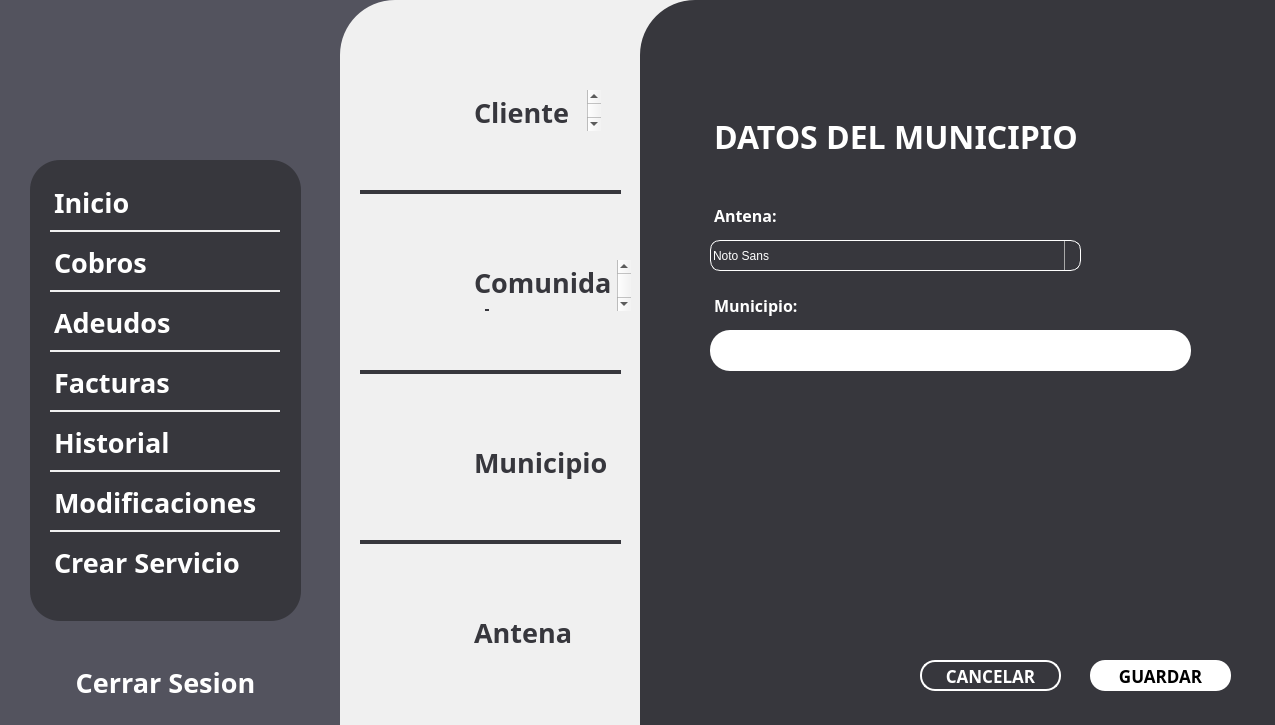
Qt form app/frontend/pantalla_crearS_municipio.ui (uRicardoCaballero/Radcomtest) before a commit.
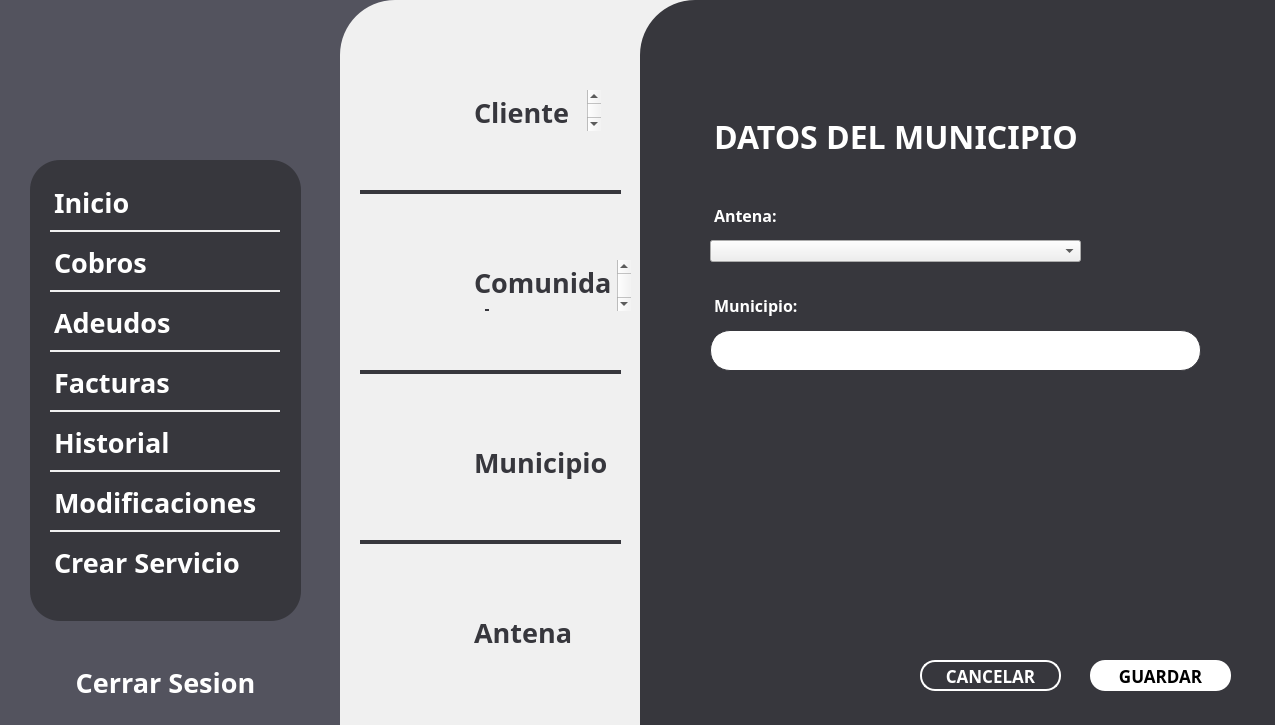
The same form after that commit. Icons and pictures are not drawn.

What changed in the file:
```diff
--- a/app/frontend/pantalla_crearS_municipio.ui
+++ b/app/frontend/pantalla_crearS_municipio.ui
@@ -243,50 +243,6 @@
 &lt;p style=&quot; margin-top:0px; margin-bottom:0px; margin-left:0px; margin-right:0px; -qt-block-indent:0; text-indent:0px;&quot;&gt;&lt;span style=&quot; font-size:12pt; font-weight:600;&quot;&gt;Antena:&lt;/span&gt;&lt;/p&gt;&lt;/body&gt;&lt;/html&gt;</string>
      </property>
     </widget>
-    <widget class="QTextBrowser" name="NombreComunidadHolder">
-     <property name="geometry">
-      <rect>
-       <x>70</x>
-       <y>330</y>
-       <width>481</width>
-       <height>41</height>
-      </rect>
-     </property>
-     <property name="sizePolicy">
-      <sizepolicy hsizetype="Expanding" vsizetype="Expanding">
-       <horstretch>0</horstretch>
-       <verstretch>0</verstretch>
-      </sizepolicy>
-     </property>
-     <property name="font">
-      <font>
-       <family>Montserrat</family>
-       <pointsize>5</pointsize>
-      </font>
-     </property>
-     <property name="toolTipDuration">
-      <number>-1</number>
-     </property>
-     <property name="autoFillBackground">
-      <bool>false</bool>
-     </property>
-     <property name="styleSheet">
-      <string notr="true">QTextBrowser {
-    background: #ffffff;  /* Quitar el fondo */
-	color:#FFFFFF;
-    border: none;             /* Quitar el borde */
-	margin: 0;                /* Eliminar márgenes */
-		 border-radius: 20px; 
-}</string>
-     </property>
-     <property name="html">
-      <string>&lt;!DOCTYPE HTML PUBLIC &quot;-//W3C//DTD HTML 4.0//EN&quot; &quot;http://www.w3.org/TR/REC-html40/strict.dtd&quot;&gt;
-&lt;html&gt;&lt;head&gt;&lt;meta name=&quot;qrichtext&quot; content=&quot;1&quot; /&gt;&lt;style type=&quot;text/css&quot;&gt;
-p, li { white-space: pre-wrap; }
-&lt;/style&gt;&lt;/head&gt;&lt;body style=&quot; font-family:'Montserrat'; font-size:5pt; font-weight:400; font-style:normal;&quot;&gt;
-&lt;p style=&quot;-qt-paragraph-type:empty; margin-top:0px; margin-bottom:0px; margin-left:0px; margin-right:0px; -qt-block-indent:0; text-indent:0px;&quot;&gt;&lt;br /&gt;&lt;/p&gt;&lt;/body&gt;&lt;/html&gt;</string>
-     </property>
-    </widget>
     <widget class="QTextBrowser" name="MunicipioText_2">
      <property name="geometry">
       <rect>
@@ -373,61 +329,50 @@
 &lt;p style=&quot; margin-top:0px; margin-bottom:0px; margin-left:0px; margin-right:0px; -qt-block-indent:0; text-indent:0px;&quot;&gt;&lt;span style=&quot; font-size:24pt; font-weight:600;&quot;&gt;DATOS DEL MUNICIPIO&lt;/span&gt;&lt;/p&gt;&lt;/body&gt;&lt;/html&gt;</string>
      </property>
     </widget>
-    <widget class="QFontComboBox" name="AntenaSelect">
+    <widget class="QLineEdit" name="AntenaHolder">
+     <property name="geometry">
+      <rect>
+       <x>70</x>
+       <y>330</y>
+       <width>491</width>
+       <height>41</height>
+      </rect>
+     </property>
+     <property name="font">
+      <font>
+       <family>Montserrat</family>
+       <pointsize>18</pointsize>
+      </font>
+     </property>
+     <property name="layoutDirection">
+      <enum>Qt::LeftToRight</enum>
+     </property>
+     <property name="styleSheet">
+      <string notr="true">QLineEdit{
+	border: 1px solid  #37373d;
+		background: #FFFFFF; 
+		 border-radius: 20px; 
+}</string>
+     </property>
+     <property name="inputMask">
+      <string/>
+     </property>
+     <property name="alignment">
+      <set>Qt::AlignCenter</set>
+     </property>
+     <property name="placeholderText">
+      <string/>
+     </property>
+    </widget>
+    <widget class="QComboBox" name="AntenaSelect">
      <property name="geometry">
       <rect>
        <x>70</x>
        <y>240</y>
        <width>371</width>
-       <height>31</height>
+       <height>22</height>
       </rect>
      </property>
-     <property name="font">
-      <font>
-       <family>Montserrat</family>
-       <pointsize>14</pointsize>
-      </font>
-     </property>
-     <property name="styleSheet">
-      <string notr="true">QFontComboBox{
-	border: 1px solid #FFFFFF;
-	border-radius: 10px;
-	background: transparent;
-	color: #FFFFFF;
-}
-QComboBox::drop-down {
-    subcontrol-origin: padding;
-    subcontrol-position: top right;
-    width: 15px;
-    border-left-width: 1px;
-    border-left-color: darkgray;
-    border-left-style: solid;
-    border-top-right-radius: 3px;
-    border-bottom-right-radius: 3px;
-    background: transparent;  /* Fondo transparente */
-}
-
-QComboBox::down-arrow {
-    image: url(none); /* Borra cualquier imagen personalizada */
-    width: 10px;  /* Tamaño predeterminado de la flecha */
-    height: 10px;
-}
-
-QComboBox::down-arrow {
-    image: url(:/qt-project.org/styles/commonstyle/images/arrow-down-16.png);  /* Restaura la flecha predeterminada */
-}</string>
-     </property>
-     <property name="currentText">
-      <string>Montserrat</string>
-     </property>
-     <property name="currentFont">
-      <font>
-       <family>Montserrat</family>
-       <pointsize>14</pointsize>
-       <weight>50</weight>
-       <bold>false</bold>
-      </font>
-     </property>
     </widget>
    </widget>
    <widget class="QLabel" name="cliente">
```
